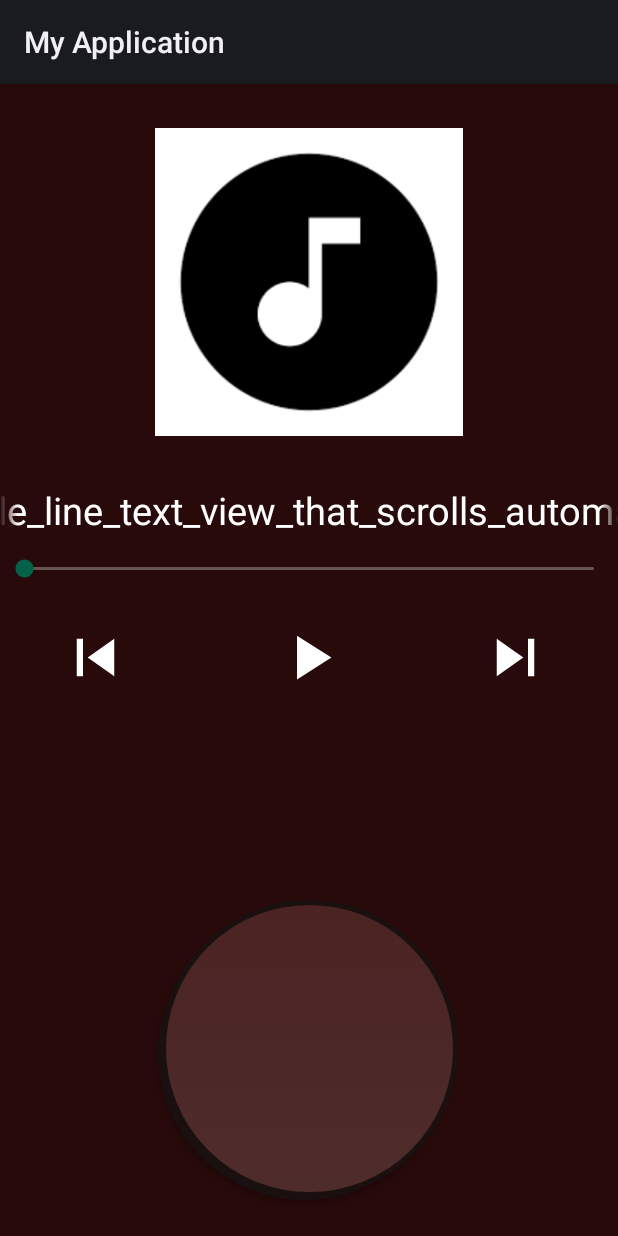
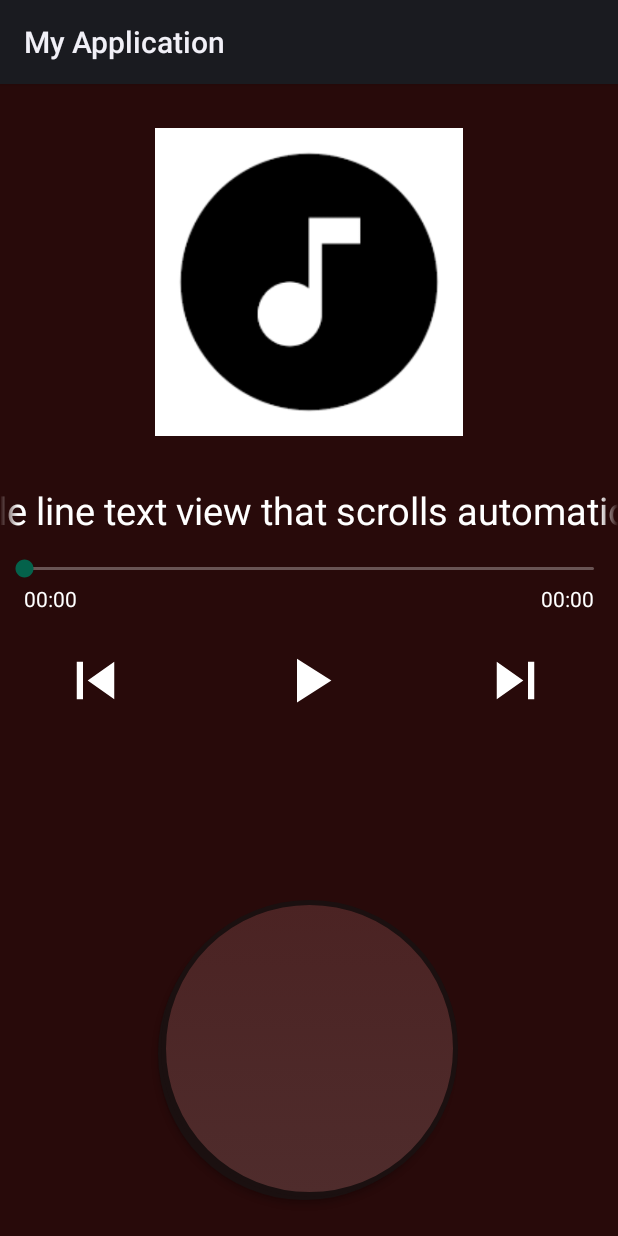
Before and after one commit to jerome-burgeat/application-architectures-distribuees, an Android app: the layout activity_main.xml on its own in the app's theme, with its tools: preview values and no code run, on a phone screen of 412 x 824 dp. Run offline under Robolectric (Android 15) with nearby library versions, the light colour scheme and no system bars.

Commit message:
Add component timestart and timerest

```diff
--- /dev/null
+++ b/front-end/app/src/main/res/drawable/ic_baseline_textsms_24.xml
@@ -0,0 +1,5 @@
+<vector android:height="36dp" android:tint="#FFFFFF"
+    android:viewportHeight="24" android:viewportWidth="24"
+    android:width="36dp" xmlns:android="http://schemas.android.com/apk/res/android">
+    <path android:fillColor="@android:color/white" android:pathData="M20,2L4,2c-1.1,0 -1.99,0.9 -1.99,2L2,22l4,-4h14c1.1,0 2,-0.9 2,-2L22,4c0,-1.1 -0.9,-2 -2,-2zM9,11L7,11L7,9h2v2zM13,11h-2L11,9h2v2zM17,11h-2L15,9h2v2z"/>
+</vector>
--- a/front-end/app/src/main/res/layout/activity_main.xml
+++ b/front-end/app/src/main/res/layout/activity_main.xml
@@ -33,7 +33,7 @@
         app:layout_constraintStart_toStartOf="parent"
         app:layout_constraintTop_toTopOf="parent"
         tools:ignore="ImageContrastCheck"
-        tools:srcCompat="@drawable/images" />
+        android:src="@drawable/music_images_default" />
 
     <TextView
         android:id="@+id/music_title"
@@ -80,7 +80,7 @@
         android:layout_width="wrap_content"
         android:layout_height="wrap_content"
         android:orientation="horizontal"
-        app:layout_constraintGuide_percent="0.53" />
+        app:layout_constraintGuide_percent="0.55" />
 
     <Button
         android:id="@+id/button_play"
@@ -120,4 +120,26 @@
         app:layout_constraintHorizontal_bias="0.009"
         app:layout_constraintStart_toStartOf="parent" />
 
+    <TextView
+        android:id="@+id/music_time_pass"
+        android:layout_width="wrap_content"
+        android:layout_height="wrap_content"
+        android:layout_marginStart="16dp"
+        android:layout_marginTop="1dp"
+        android:text="@string/music_time_pass"
+        android:textColor="@color/white"
+        app:layout_constraintStart_toStartOf="parent"
+        app:layout_constraintTop_toBottomOf="@+id/music_seekBar" />
+
+    <TextView
+        android:id="@+id/music_time_rest"
+        android:layout_width="wrap_content"
+        android:layout_height="wrap_content"
+        android:layout_marginTop="1dp"
+        android:layout_marginEnd="16dp"
+        android:text="@string/music_time_rest"
+        android:textColor="@color/white"
+        app:layout_constraintEnd_toEndOf="parent"
+        app:layout_constraintTop_toBottomOf="@+id/music_seekBar" />
+
 </androidx.constraintlayout.widget.ConstraintLayout>
--- a/front-end/app/src/main/res/values/strings.xml
+++ b/front-end/app/src/main/res/values/strings.xml
@@ -1,9 +1,11 @@
 <resources>
     <string name="app_name">My Application</string>
     <string name="buttonSpeech" />
-    <string name="music_title">single_line_text_view_that_scrolls_automatically_if_the_text_is_too_long_to_fit_in_the_widget</string>
+    <string name="music_title">single line text view that scrolls automatically if the text is too long to fit in the widget</string>
     <string name="button_play" >play</string>
     <string name="button_next">next</string>
     <string name="button_previous" >previous</string>
     <string name="music_image">music image</string>
+    <string name="music_time_pass">00:00</string>
+    <string name="music_time_rest">00:00</string>
 </resources>
```
Also changed, not shown: front-end/app/src/main/java/com/example/myapplication/MainActivity.java (+19 -2 lines), front-end/app/src/main/res/drawable-v24/music.png (deleted), front-end/app/src/main/res/drawable-v24/music_images_default.png (renamed from front-end/app/src/main/res/drawable-v24/images.png).
